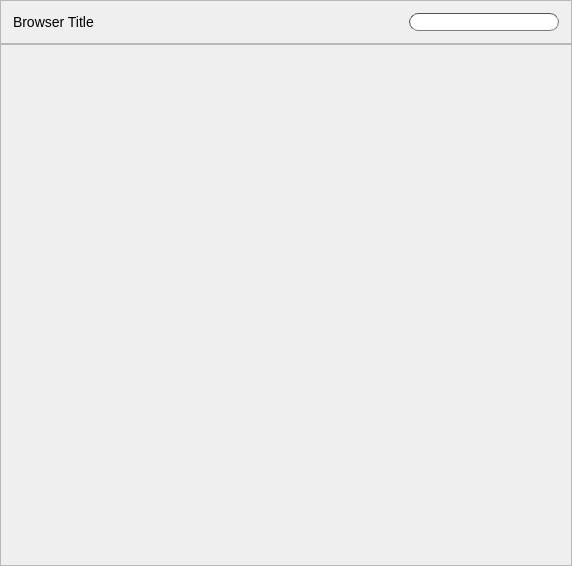
Before: the Qt Designer form python/browser_widget/resources/browser.ui in shotgunsoftware/tk-framework-widget, drawn with Qt 5.
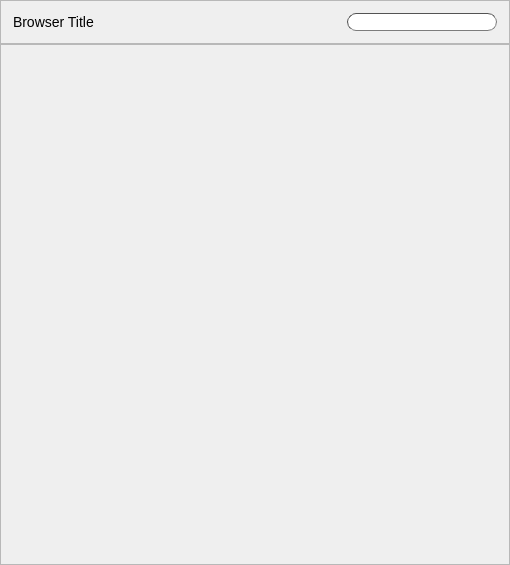
After: the same form once the commit is applied. The open tabs and pages were chosen to show the change. Icons and pictures are not drawn.

Commit message: Removed a redundent style sheet from browser widget header

Diff of the .ui file:
```diff
--- a/python/browser_widget/resources/browser.ui
+++ b/python/browser_widget/resources/browser.ui
@@ -6,8 +6,8 @@
    <rect>
     <x>0</x>
     <y>0</y>
-    <width>572</width>
-    <height>566</height>
+    <width>510</width>
+    <height>565</height>
    </rect>
   </property>
   <property name="windowTitle">
@@ -131,8 +131,8 @@
            <rect>
             <x>0</x>
             <y>0</y>
-            <width>98</width>
-            <height>28</height>
+            <width>570</width>
+            <height>520</height>
            </rect>
           </property>
           <layout class="QVBoxLayout" name="verticalLayout_4">
```
The commit also changes 3 other files.
